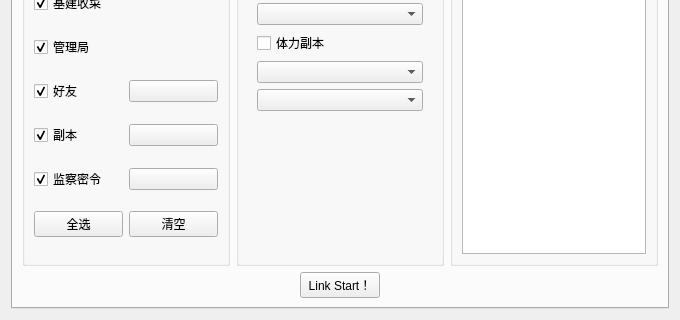
Before: the Qt Designer form src/ui/maa-5732.ui in YUASDS/MAA5732, drawn with Qt 5; both pictures show x 0 to 680 and y 260 to 580 of the 680 by 580 pixel window.
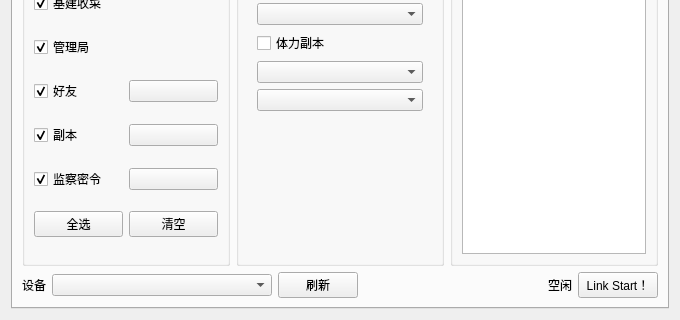
After: the same form once the commit is applied. Icons and pictures are not drawn.

Commit message: 任务进度指示、日志清理、zip自动更新、完成通知、设备直连与选择次数识别

```diff
--- a/src/ui/maa-5732.ui
+++ b/src/ui/maa-5732.ui
@@ -452,6 +452,50 @@
        </item>
        <item>
         <layout class="QHBoxLayout" name="horizontalLayout_15">
+          <item>
+           <widget class="QLabel" name="DeviceLabel">
+            <property name="text">
+             <string>设备</string>
+            </property>
+           </widget>
+          </item>
+          <item>
+           <widget class="QComboBox" name="DeviceCombo">
+            <property name="minimumSize">
+             <size>
+              <width>220</width>
+              <height>0</height>
+             </size>
+            </property>
+           </widget>
+          </item>
+          <item>
+           <widget class="QPushButton" name="DeviceRefreshButton">
+            <property name="text">
+             <string>刷新</string>
+            </property>
+           </widget>
+          </item>
+          <item>
+           <spacer name="horizontalSpacer">
+            <property name="orientation">
+             <enum>Qt::Orientation::Horizontal</enum>
+            </property>
+            <property name="sizeHint" stdset="0">
+             <size>
+              <width>40</width>
+              <height>20</height>
+             </size>
+            </property>
+           </spacer>
+          </item>
+          <item>
+           <widget class="QLabel" name="TaskStatusLabel">
+            <property name="text">
+             <string>空闲</string>
+            </property>
+           </widget>
+          </item>
          <item>
           <widget class="QPushButton" name="LinkStartButton">
            <property name="sizePolicy">
@@ -563,32 +607,6 @@
           </layout>
          </widget>
         </item>
-        <item>
-         <widget class="QGroupBox" name="DeviceBox">
-          <property name="title">
-           <string>设备设置</string>
-          </property>
-          <layout class="QHBoxLayout" name="horizontalLayout_21">
-           <item>
-            <widget class="QLabel" name="DeviceLabel">
-             <property name="text">
-              <string>ADB设备</string>
-             </property>
-            </widget>
-           </item>
-           <item>
-            <widget class="QComboBox" name="DeviceCombo"/>
-           </item>
-           <item>
-            <widget class="QPushButton" name="DeviceRefreshButton">
-             <property name="text">
-              <string>刷新</string>
-             </property>
-            </widget>
-           </item>
-          </layout>
-         </widget>
-        </item>
         <item>
          <widget class="QGroupBox" name="RunBox">
           <property name="title">
```
Lines whose indentation alone changed are shown as unchanged. The commit also changes 9 other files.
